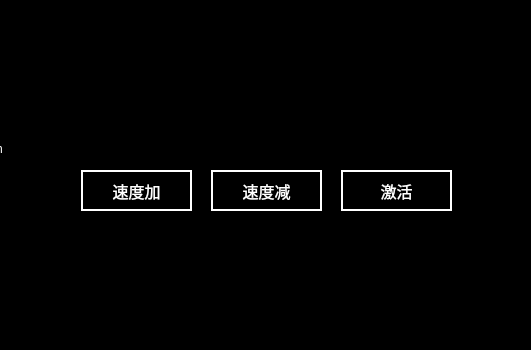
Qt form main_panto.ui (isliulin/Plan85HMI) before a commit; both pictures show x 269 to 800 and y 0 to 350 of the 800 by 500 pixel window.
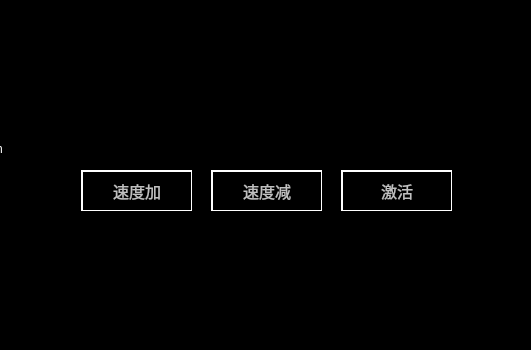
The same form after that commit.

```diff
--- a/main_panto.ui
+++ b/main_panto.ui
@@ -20,11 +20,7 @@
 }
 QPushButton
 {
-	font:14px;
-    color: rgb(0,0,0);
-	background-color: rgb(0, 255, 0);
-	border-top: 2px solid white;	
-	border-left: 2px solid white;
+font: 16px;color: rgb(192,192,192);background-color: rgb(0, 0, 0);border: 1px solid white;border-top: 2px solid white;border-left: 2px solid white;
 }
 QLabel
 {
@@ -108,10 +104,7 @@
     <string>1</string>
    </property>
    <property name="styleSheet">
-    <string notr="true">	font:16px;
-    color: rgb(255,255,255);
-	background-color: rgb(0, 0, 0);
-border:2px solid white;</string>
+    <string notr="true"/>
    </property>
    <property name="text">
     <string>速度加</string>
@@ -130,10 +123,7 @@
     <string>2</string>
    </property>
    <property name="styleSheet">
-    <string notr="true">	font:16px;
-    color: rgb(255,255,255);
-	background-color: rgb(0, 0, 0);
-border:2px solid white;</string>
+    <string notr="true"/>
    </property>
    <property name="text">
     <string>速度减</string>
@@ -152,10 +142,7 @@
     <string>3</string>
    </property>
    <property name="styleSheet">
-    <string notr="true">	font:16px;
-    color: rgb(255,255,255);
-	background-color: rgb(0, 0, 0);
-border:2px solid white;</string>
+    <string notr="true"/>
    </property>
    <property name="text">
     <string>激活</string>
```
